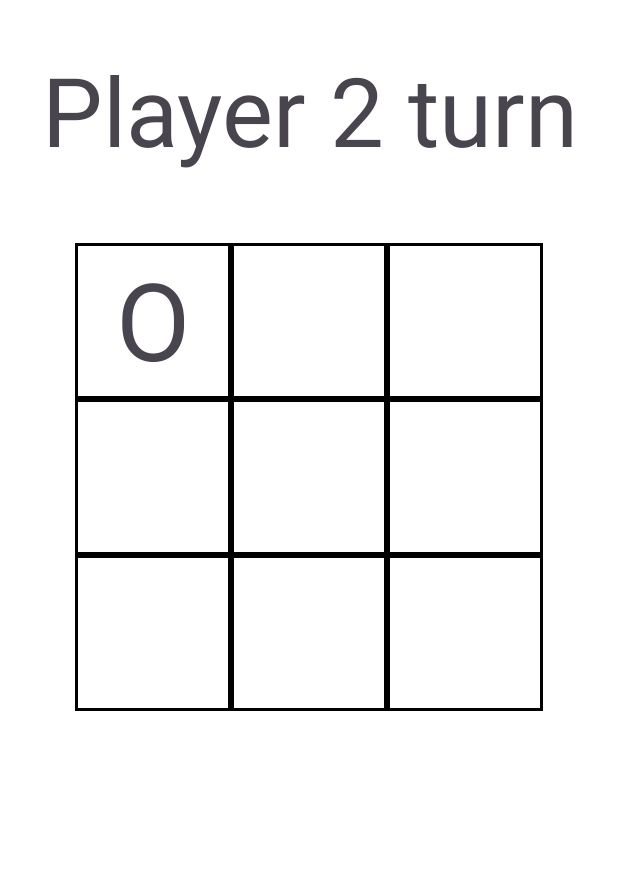
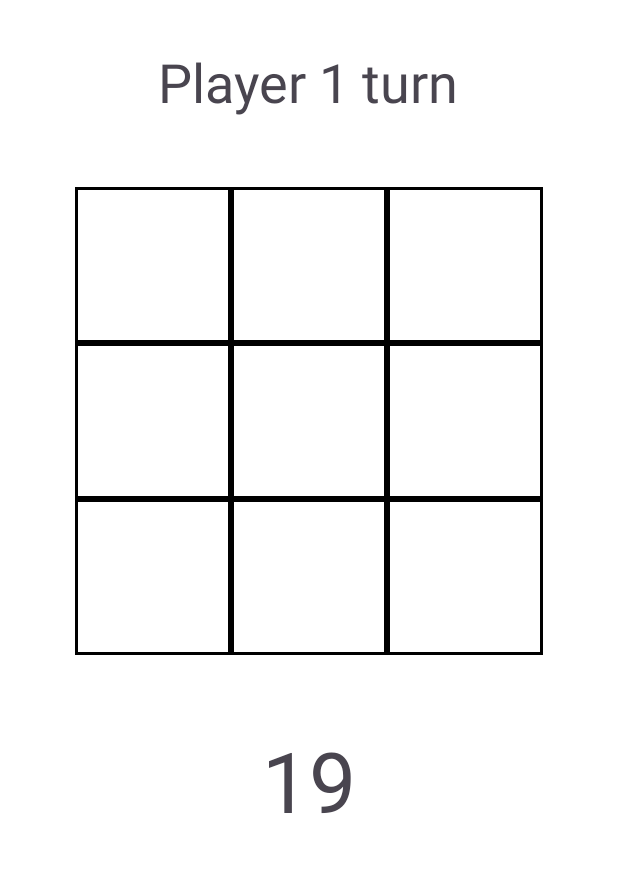
Before and after one commit to martaku0/TicTacToeMobile, an Android app: the OnlineActivity screen opened directly, with no data from a screen before it, after a tap on an icon or button, on a phone screen of 412 x 824 dp, the part 96-969 px from its top. Run offline under Robolectric (Android 15) with nearby library versions, the phone set to English and light mode, and no system bars; our stand-ins replace Firebase (no records; nobody signed in at launch, a user with empty details on screens opened directly).

Commit message:
online mode: creating rooms, offline game after 20 sec of waiting

```diff
--- a/app/src/main/java/com/example/tictactoe/OnlineActivity.java
+++ b/app/src/main/java/com/example/tictactoe/OnlineActivity.java
@@ -20,10 +20,13 @@ import com.google.firebase.database.ValueEventListener;
 import java.util.ArrayList;
 import java.util.Arrays;
 import java.util.List;
+import java.util.Timer;
+import java.util.TimerTask;
 
 public class OnlineActivity extends MainActivity {
 
     private TextView playerText;
+    private TextView counter;
     private TextView square01;
     private TextView square02;
     private TextView square03;
@@ -40,6 +43,10 @@ public class OnlineActivity extends MainActivity {
     private boolean withComputer;
 
     private DatabaseReference dbref;
+    private String game_user;
+    private String game_key;
+    private String game_enemy;
+    private boolean isgoing;
 
     @Override
     protected void onCreate(Bundle savedInstanceState) {
@@ -49,15 +56,10 @@ public class OnlineActivity extends MainActivity {
         dbref = FirebaseDatabase.getInstance("https://tictactoe-tctcte-default-rtdb.europe-west1.firebasedatabase.app")
                 .getReference("tictactoe");
 
-//        DatabaseReference newChildRef = dbref.push();
-//
-//        String key = newChildRef.getKey();
-//
-//        dbref.child(key).setValue(null);
-
         setupDbListener();
 
         playerText = findViewById(R.id.playerText);
+        counter = findViewById(R.id.counter);
         square01 = findViewById(R.id.square01);
         square02 = findViewById(R.id.square02);
         square03 = findViewById(R.id.square03);
@@ -71,6 +73,9 @@ public class OnlineActivity extends MainActivity {
         currPlayer = "1";
         currChar = "O";
         withComputer = false;
+        isgoing = false;
+
+        game_enemy = "";
 
         TextView[] squares = {square01, square02, square03, square11, square12, square13, square21, square22, square23};
 
@@ -78,7 +83,7 @@ public class OnlineActivity extends MainActivity {
             square.setOnClickListener(new View.OnClickListener() {
                 @Override
                 public void onClick(View v) {
-                    if (square.getText() == "") {
+                    if (square.getText() == "" && isgoing) {
                         if (playerText.getText().toString().contains("turn")) {
                             square.setText(currChar);
                             checkWinner();
@@ -90,42 +95,85 @@ public class OnlineActivity extends MainActivity {
                 }
             });
         }
+
+        Timer timer = new Timer();
+        timer.scheduleAtFixedRate(new TimerTask() {
+            @Override
+            public void run() {
+                int counting = Integer.valueOf((String) counter.getText());
+                counting = counting - 1;
+
+                int finalCounting = counting;
+                runOnUiThread(new Runnable() {
+                    @Override
+                    public void run() {
+                        counter.setText(String.valueOf(finalCounting));
+
+                        if(game_enemy.equals("")) {
+                            if (finalCounting == 0) {
+                                counter.setText("Play with computer");
+                                withComputer = true;
+                                isgoing = true;
+
+                                timer.cancel();
+                            }
+                        }
+                        else{
+                            timer.cancel();
+                            counter.setText("Online playing");
+                        }
+                    }
+                });
+            }
+        }, 0, 1000);
+
+
     }
 
     private void setupDbListener(){
         dbref.addListenerForSingleValueEvent (new ValueEventListener() {
             @Override
             public void onDataChange(@NonNull DataSnapshot dataSnapshot) {
-                Log.i("test", "onDataChange: ");
+                long list_len = dataSnapshot.getChildrenCount();
                 for (DataSnapshot childSnapshot : dataSnapshot.getChildren()) {
                     String key = childSnapshot.getKey();
                     List<String> value = (List<String>) childSnapshot.getValue();
-                    //TODO: check
                     if (key != null) {
                         if (value != null && value.size() < 2) {
                             DatabaseReference newChildRef = dbref.push();
                             String user = newChildRef.getKey();
+                            game_user = user;
                             List<String> users = new ArrayList<>(value);
                             users.add(user);
                             dbref.child(key).setValue(users);
+                            game_key = key;
+                            break;
                         }
                         else{
-                            DatabaseReference newChildRef = dbref.push();
-                            String user = newChildRef.getKey();
-                            List<String> users = new ArrayList<>(value);
-                            users.add(user);
-                            dbref.child(String.valueOf(Integer.valueOf(key)+1)).setValue(users);
+                            if(key.equals(String.valueOf(list_len))){
+                                DatabaseReference newChildRef = dbref.push();
+                                String user = newChildRef.getKey();
+                                game_user = user;
+                                List<String> users = new ArrayList<>();
+                                users.add(user);
+                                dbref.child(String.valueOf(Integer.valueOf(key)+1)).setValue(users);
+                                game_key = String.valueOf(Integer.valueOf(key)+1);
+                                break;
+                            }
+                            else{
+                                Log.d("FirebaseData", "We got a problem here");
+                                break;
+                            }
                         }
 
-                        Log.d("FirebaseData", "Key: " + key + ", Value: " + value);
-
-                        break;
                     } else {
                         DatabaseReference newChildRef = dbref.push();
                         String user = newChildRef.getKey();
+                        game_user = user;
                         List<String> users = new ArrayList<>();
                         users.add(user);
                         dbref.child("1").setValue(users);
+                        game_key = "1";
                         break;
                     }
                 }
@@ -133,9 +181,41 @@ public class OnlineActivity extends MainActivity {
                 if(dataSnapshot.getChildrenCount() == 0){
                     DatabaseReference newChildRef = dbref.push();
                     String user = newChildRef.getKey();
+                    game_user = user;
                     List<String> users = new ArrayList<>();
                     users.add(user);
                     dbref.child("1").setValue(users);
+                    game_key = "1";
+                }
+            }
+
+            @Override
+            public void onCancelled(@NonNull DatabaseError error) {
+                Log.e("FirebaseData", "Error: " + error.getMessage());
+            }
+        });
+
+        waitForPlayer();
+    }
+
+    private void waitForPlayer(){
+        dbref.addValueEventListener(new ValueEventListener() {
+            @Override
+            public void onDataChange(@NonNull DataSnapshot dataSnapshot) {
+                for (DataSnapshot childSnapshot : dataSnapshot.getChildren()) {
+                    String key = childSnapshot.getKey();
+                    List<String> value = (List<String>) childSnapshot.getValue();
+                    if(key.equals(game_key)){
+                        if(value.size() == 2){
+                            for (String v: value) {
+                                if(!v.equals(game_user)){
+                                    game_enemy = v;
+                                    break;
+                                }
+                            }
+                        }
+                        break;
+                    }
                 }
             }
 
--- a/app/src/main/res/layout/online_view.xml
+++ b/app/src/main/res/layout/online_view.xml
@@ -36,7 +36,7 @@
         app:layout_constraintEnd_toEndOf="parent"
         app:layout_constraintStart_toStartOf="parent"
         app:layout_constraintTop_toTopOf="parent"
-        android:textSize="64dp"
+        android:textSize="36dp"
         android:textAlignment="center"
         android:layout_gravity="center"
         android:layout_marginTop="30dp"
@@ -252,5 +252,19 @@
 
     </GridLayout>
 
+    <TextView
+        android:layout_width="wrap_content"
+        android:layout_height="wrap_content"
+        android:text="21"
+        app:layout_constraintBottom_toBottomOf="parent"
+        app:layout_constraintEnd_toEndOf="parent"
+        app:layout_constraintStart_toStartOf="parent"
+        app:layout_constraintTop_toTopOf="parent"
+        android:textSize="56dp"
+        android:textAlignment="center"
+        android:layout_gravity="center"
+        android:layout_marginTop="30dp"
+        android:id="@+id/counter"/>
+
 
 </LinearLayout>
```
